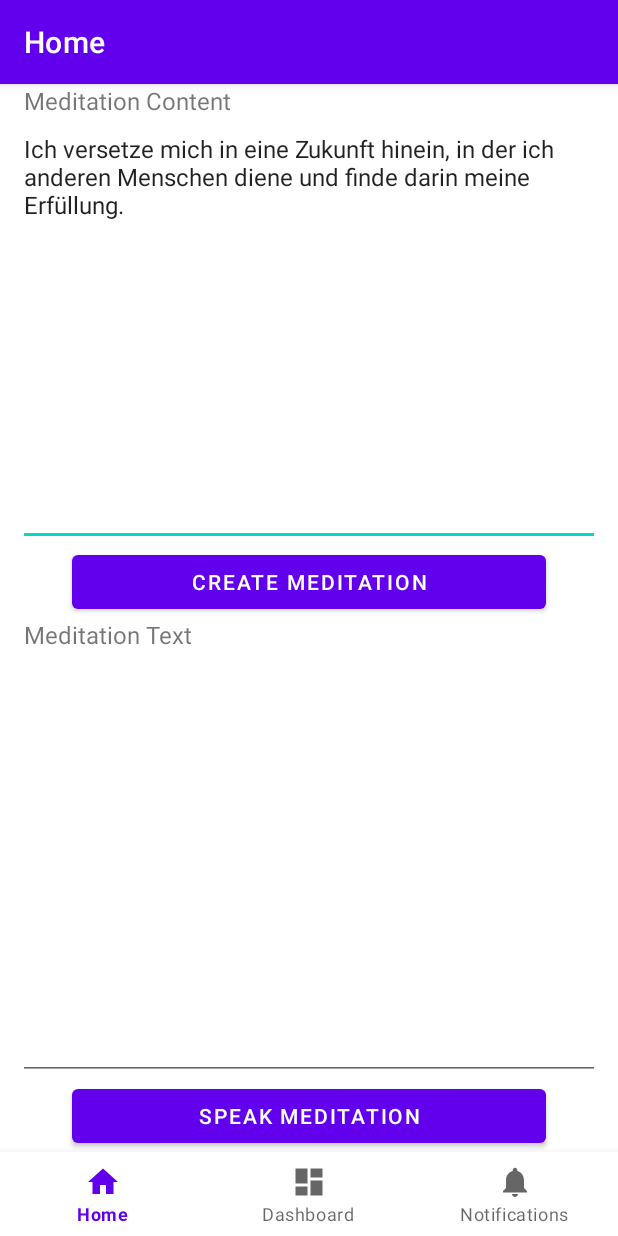
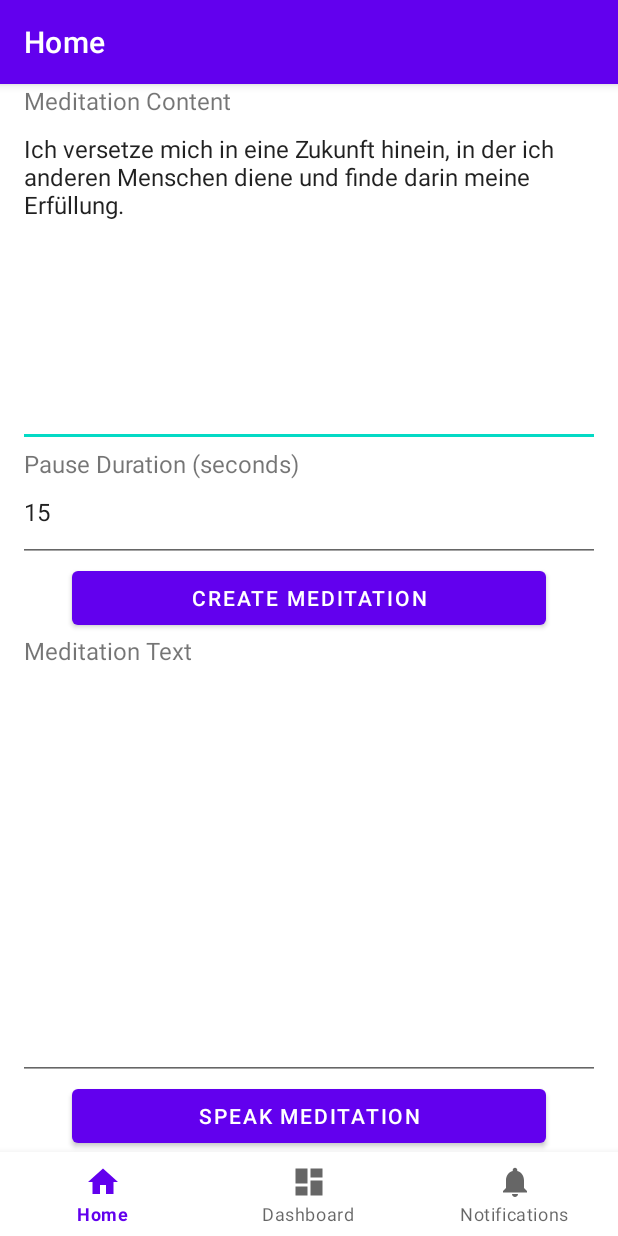
Before and after one commit to jeisfeld/MyMeditation, an Android app: the screen it shows after launch (MainActivity), on a phone screen of 412 x 824 dp. Run offline under Robolectric (Android 15) with nearby library versions, the phone set to English and light mode, and no system bars; our stand-ins replace navigation-ui.

Commit message:
Various changes

```diff
--- a/app/src/main/java/de/jeisfeld/mymeditation/Application.java
+++ b/app/src/main/java/de/jeisfeld/mymeditation/Application.java
@@ -18,7 +18,7 @@ public class Application extends android.app.Application {
 	/**
 	 * The default tag for logging.
 	 */
-	public static final String TAG = "MyMessages.JE";
+	public static final String TAG = "MyMeditation.JE";
 
 	/**
 	 * Retrieve the application context.
@@ -43,6 +43,8 @@ public class Application extends android.app.Application {
 		if (PreferenceUtil.getSharedPreferenceString(R.string.key_meditation_content) == null) {
 			PreferenceUtil.setSharedPreferenceString(R.string.key_meditation_content, "Ich versetze mich in eine Zukunft hinein, in der ich anderen Menschen diene und finde darin meine Erfüllung.");
 		}
-
+		if (PreferenceUtil.getSharedPreferenceInt(R.string.key_pause_duration, -1) == -1) {
+			PreferenceUtil.setSharedPreferenceInt(R.string.key_pause_duration, 15);
+		}
 	}
 }
--- a/app/src/main/java/de/jeisfeld/mymeditation/ui/home/HomeViewModel.java
+++ b/app/src/main/java/de/jeisfeld/mymeditation/ui/home/HomeViewModel.java
@@ -12,11 +12,15 @@ public class HomeViewModel extends ViewModel {
 
 	private final MutableLiveData<String> mMeditationText;
 
+	private final MutableLiveData<Integer> mPauseDuration;
+
 	public HomeViewModel() {
 		mMeditationContent = new MutableLiveData<>();
 		mMeditationContent.setValue(PreferenceUtil.getSharedPreferenceString(R.string.key_meditation_content));
 		mMeditationText = new MutableLiveData<>();
 		mMeditationText.setValue(PreferenceUtil.getSharedPreferenceString(R.string.key_meditation_text));
+		mPauseDuration = new MutableLiveData<>();
+		mPauseDuration.setValue(PreferenceUtil.getSharedPreferenceInt(R.string.key_pause_duration, 0));
 	}
 
 	public LiveData<String> getMeditationContent() {
@@ -27,9 +31,30 @@ public class HomeViewModel extends ViewModel {
 		return mMeditationText;
 	}
 
-	public void setMeditationText(final String meditationText) {
+	public LiveData<Integer> getPauseDuration() {
+		return mPauseDuration;
+	}
+
+	protected void setMeditationContent(final String meditationContent) {
+		mMeditationContent.postValue(meditationContent);
+		PreferenceUtil.setSharedPreferenceString(R.string.key_meditation_content, meditationContent);
+	}
+
+	protected void setMeditationText(final String meditationText) {
 		mMeditationText.postValue(meditationText);
 		PreferenceUtil.setSharedPreferenceString(R.string.key_meditation_text, meditationText);
 	}
 
+	protected void setPauseDuration(final String pauseDuration) {
+		int pauseDurationInt;
+		try {
+			pauseDurationInt = Integer.parseInt(pauseDuration);
+		}
+		catch (NumberFormatException e) {
+			pauseDurationInt = 0;
+		}
+		mPauseDuration.postValue(pauseDurationInt);
+		PreferenceUtil.setSharedPreferenceInt(R.string.key_pause_duration, pauseDurationInt);
+	}
+
 }
--- a/app/src/main/res/layout/fragment_home.xml
+++ b/app/src/main/res/layout/fragment_home.xml
@@ -10,7 +10,8 @@
         android:layout_height="wrap_content"
         android:layout_marginStart="@dimen/activity_horizontal_margin"
         android:layout_marginEnd="@dimen/activity_horizontal_margin"
-        android:text="Meditation Content"
+        android:labelFor="@id/editTextMeditationContent"
+        android:text="@string/label_meditation_content"
         android:textSize="@dimen/text_size_content" />
 
     <EditText
@@ -19,10 +20,31 @@
         android:layout_height="0dp"
         android:layout_marginStart="@dimen/editText_horizontal_margin"
         android:layout_marginEnd="@dimen/editText_horizontal_margin"
-        android:layout_weight="1"
+        android:layout_weight="0.8"
         android:gravity="top"
-        android:hint="Enter text here"
         android:importantForAutofill="no"
+        android:inputType="textMultiLine"
+        android:textSize="@dimen/text_size_content" />
+
+    <TextView
+        android:layout_width="wrap_content"
+        android:layout_height="wrap_content"
+        android:layout_marginStart="@dimen/activity_horizontal_margin"
+        android:layout_marginEnd="@dimen/activity_horizontal_margin"
+        android:labelFor="@id/editTextPauseDuration"
+        android:text="@string/label_pause_duration"
+        android:textSize="@dimen/text_size_content" />
+
+    <EditText
+        android:id="@+id/editTextPauseDuration"
+        android:layout_width="match_parent"
+        android:layout_height="0dp"
+        android:layout_marginStart="@dimen/editText_horizontal_margin"
+        android:layout_marginEnd="@dimen/editText_horizontal_margin"
+        android:layout_weight="0.2"
+        android:gravity="top"
+        android:importantForAutofill="no"
+        android:inputType="number"
         android:textSize="@dimen/text_size_content" />
 
     <Button
@@ -31,14 +53,15 @@
         android:layout_height="wrap_content"
         android:layout_marginStart="@dimen/single_button_horizontal_margin"
         android:layout_marginEnd="@dimen/single_button_horizontal_margin"
-        android:text="Create Meditation" />
+        android:text="@string/button_create_meditation" />
 
     <TextView
         android:layout_width="wrap_content"
         android:layout_height="wrap_content"
         android:layout_marginStart="@dimen/activity_horizontal_margin"
         android:layout_marginEnd="@dimen/activity_horizontal_margin"
-        android:text="Meditation Text"
+        android:labelFor="@id/editTextMeditationText"
+        android:text="@string/label_meditation_text"
         android:textSize="@dimen/text_size_content" />
 
     <EditText
@@ -50,6 +73,7 @@
         android:layout_weight="1"
         android:gravity="top"
         android:importantForAutofill="no"
+        android:inputType="textMultiLine"
         android:textSize="@dimen/text_size_content" />
 
     <Button
@@ -58,6 +82,6 @@
         android:layout_height="wrap_content"
         android:layout_marginStart="@dimen/single_button_horizontal_margin"
         android:layout_marginEnd="@dimen/single_button_horizontal_margin"
-        android:text="Speak Meditation" />
+        android:text="@string/button_speak_meditation" />
 
 </LinearLayout>
--- a/app/src/main/res/values/strings.xml
+++ b/app/src/main/res/values/strings.xml
@@ -3,4 +3,11 @@
     <string name="title_home">Home</string>
     <string name="title_dashboard">Dashboard</string>
     <string name="title_notifications">Notifications</string>
+    <string name="button_create_meditation">Create Meditation</string>
+    <string name="button_speak_meditation">Speak Meditation</string>
+    <string name="label_meditation_text">Meditation Text</string>
+    <string name="label_pause_duration">Pause Duration (seconds)</string>
+    <string name="label_meditation_content">Meditation Content</string>
+    <string name="label_system_prompt">System Prompt</string>
+    <string name="label_query_template">Query Template</string>
 </resources>
--- a/app/src/main/res/values/strings_preferences.xml
+++ b/app/src/main/res/values/strings_preferences.xml
@@ -5,5 +5,6 @@
     <string name="key_query_template" translatable="false">query_template</string>
     <string name="key_meditation_content" translatable="false">meditation_content</string>
     <string name="key_meditation_text" translatable="false">meditation_text</string>
+    <string name="key_pause_duration" translatable="false">pause_duration</string>
 
 </resources>
--- a/gradle/libs.versions.toml
+++ b/gradle/libs.versions.toml
@@ -1,8 +1,8 @@
 [versions]
-agp = "8.4.1"
+agp = "8.5.1"
 junit = "4.13.2"
 junitVersion = "1.2.1"
-espressoCore = "3.5.1"
+espressoCore = "3.6.1"
 appcompat = "1.7.0"
 material = "1.12.0"
 constraintlayout = "2.1.4"
```
Also changed, not shown: app/src/main/java/de/jeisfeld/mymeditation/ui/dashboard/DashboardFragment.java (+13 -0 lines), app/src/main/java/de/jeisfeld/mymeditation/ui/dashboard/DashboardViewModel.java (+13 -0 lines), app/src/main/java/de/jeisfeld/mymeditation/ui/home/HomeFragment.java (+116 -47 lines), app/src/main/res/layout/fragment_dashboard.xml (+12 -10 lines), gradle/wrapper/gradle-wrapper.properties, 2 other files.
